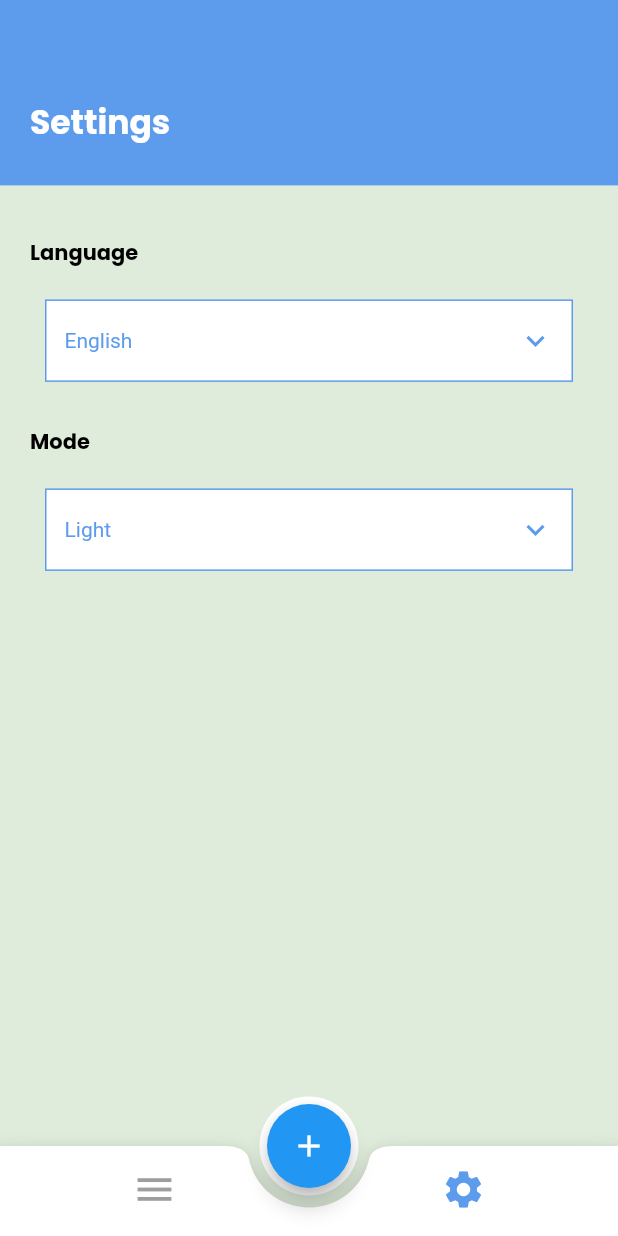
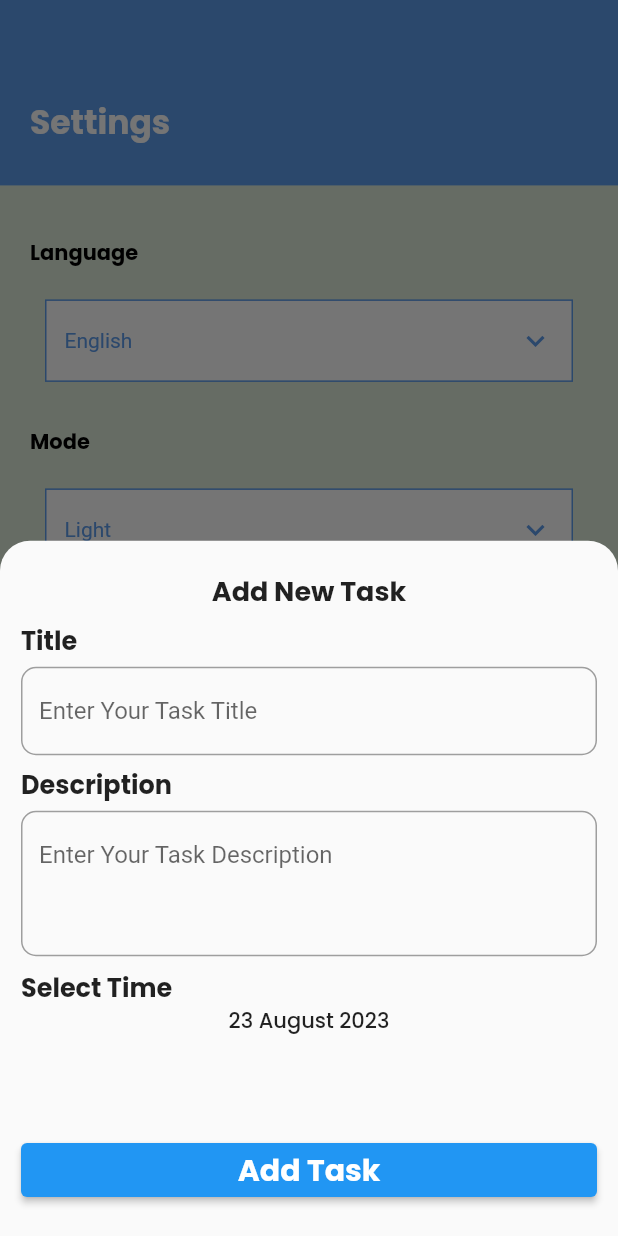
Before and after one commit to basmalahesham/todo_app_c9, a Flutter app: the screen it shows after launch, item 2 of the bottom bar chosen, after a tap on the "add" icon, on a phone screen of 412 x 824 dp. Run offline on Flutter 3.47's test engine with Material 2 defaults, Android fonts, the phone set to English and light mode, and no system bars; our stand-ins replace calendar_timeline, cloud_firestore, firebase_core, google_fonts; accounts and stored records are empty.

Commit message:
create todoApp

```diff
--- /dev/null
+++ b/lib/core/network_layer/firestore_utils.dart
@@ -0,0 +1,31 @@
+import 'package:cloud_firestore/cloud_firestore.dart';
+import 'package:todo_app/models/task_model.dart';
+
+class FirestoreUtils {
+  static CollectionReference getCollection() {
+    return FirebaseFirestore.instance
+        .collection(TaskModel.collectionName)
+        .withConverter<TaskModel>(
+          fromFirestore: (snapshot, _) =>
+              TaskModel.fromFireStore(snapshot.data()!),
+          toFirestore: (taskModel, _) => taskModel.toFireStore(),
+        );
+  }
+
+  static Future<void> addTask(TaskModel taskModel) async {
+    var collection = getCollection();
+    var doc = collection.doc();
+    taskModel.id = doc.id;
+    doc.set(taskModel);
+  }
+
+// Future<void> updateTask(TaskModel taskModel) async {
+//   await getCollection().doc(taskModel.id).update(taskModel.toFireStore());
+// }
+//
+// Future<void> deleteTask(TaskModel taskModel) async {
+//   await getCollection().doc(taskModel.id).delete();
+// }
+//
+// Future<List<TaskModel>> getTasks() async {}
+}
--- a/lib/layout/home_layout.dart
+++ b/lib/layout/home_layout.dart
@@ -1,10 +1,10 @@
 import 'package:flutter/material.dart';
+import 'package:todo_app/layout/widgets/show_add_task_bottom_sheet.dart';
 //import 'package:google_fonts/google_fonts.dart';
 import 'package:todo_app/moduls/settings/settings_view.dart';
 import 'package:todo_app/moduls/tasks_list/tasks_list_view.dart';
 
 class HomeLayoutView extends StatefulWidget {
-
   static const String routeName = 'home_layout';
 
   const HomeLayoutView({super.key});
@@ -14,6 +14,7 @@ class HomeLayoutView extends StatefulWidget {
 }
 
 class _HomeLayoutViewState extends State<HomeLayoutView> {
+  DateTime selectedDate = DateTime.now();
   int selectedIndex = 0;
   List<Widget> screens = [
     const TasksListView(),
@@ -41,7 +42,9 @@ class _HomeLayoutViewState extends State<HomeLayoutView> {
           color: Colors.white,
         ),
         child: FloatingActionButton(
-          onPressed: () {},
+          onPressed: () {
+            ShowAddTasksBottomSheet();
+          },
           tooltip: 'Increment',
           child: const Icon(Icons.add),
         ),
@@ -58,11 +61,26 @@ class _HomeLayoutViewState extends State<HomeLayoutView> {
             });
           },
           items: const [
-            BottomNavigationBarItem(icon: Icon(Icons.menu),label: "Home"),
-            BottomNavigationBarItem(icon: Icon(Icons.settings),label: "settings"),
+            BottomNavigationBarItem(icon: Icon(Icons.menu), label: "Home"),
+            BottomNavigationBarItem(
+                icon: Icon(Icons.settings), label: "settings"),
           ],
         ),
       ),
     );
   }
+
+  ShowAddTasksBottomSheet() {
+    showModalBottomSheet(
+      context: context,
+      //isScrollControlled: true,
+      shape: const RoundedRectangleBorder(
+        borderRadius: BorderRadius.only(
+          topLeft: Radius.circular(20),
+          topRight: Radius.circular(20),
+        ),
+      ),
+      builder: (context) => AddTaskBottomSheet(),
+    );
+  }
 }
--- /dev/null
+++ b/lib/layout/widgets/show_add_task_bottom_sheet.dart
@@ -0,0 +1,193 @@
+import 'package:flutter/material.dart';
+import 'package:google_fonts/google_fonts.dart';
+
+import '../../core/network_layer/firestore_utils.dart';
+import '../../models/task_model.dart';
+
+class AddTaskBottomSheet extends StatefulWidget {
+  const AddTaskBottomSheet({super.key});
+
+  @override
+  State<AddTaskBottomSheet> createState() => _AddTaskBottomSheetState();
+}
+
+class _AddTaskBottomSheetState extends State<AddTaskBottomSheet> {
+  var formKey = GlobalKey<FormState>();
+  TextEditingController titleController = TextEditingController();
+  TextEditingController descriptionController = TextEditingController();
+
+  //TextEditingController dueDateController = TextEditingController();
+  DateTime selectedDate = DateTime.now();
+
+  @override
+  Widget build(BuildContext context) {
+    var mediaQuery = MediaQuery.of(context).size;
+    return Padding(
+      padding: const EdgeInsets.symmetric(horizontal: 14, vertical: 20),
+      child: Form(
+        key: formKey,
+        child: Column(
+          crossAxisAlignment: CrossAxisAlignment.stretch,
+          children: [
+            Text(
+              "Add New Task",
+              textAlign: TextAlign.center,
+              style: GoogleFonts.poppins(
+                fontWeight: FontWeight.bold,
+                fontSize: 18,
+              ),
+            ),
+            const SizedBox(
+              height: 7,
+            ),
+            Text(
+              "Title",
+              style: GoogleFonts.poppins(
+                fontWeight: FontWeight.bold,
+                fontSize: 17,
+              ),
+            ),
+            const SizedBox(
+              height: 5,
+            ),
+            TextFormField(
+              controller: titleController,
+              validator: (value) {
+                if (value == null || value.trim().isEmpty) {
+                  return "Title can't be empty";
+                } else if (value.length < 10) {
+                  return "Title must be at least 10 characters";
+                } else {
+                  return null;
+                }
+              },
+              decoration: InputDecoration(
+                hintText: 'Enter Your Task Title',
+                focusedBorder: OutlineInputBorder(
+                  borderRadius: BorderRadius.circular(10),
+                  borderSide: const BorderSide(
+                    color: Colors.grey,
+                  ),
+                ),
+                enabledBorder: OutlineInputBorder(
+                  borderRadius: BorderRadius.circular(10),
+                  borderSide: const BorderSide(
+                    color: Colors.grey,
+                  ),
+                ),
+                errorBorder: OutlineInputBorder(
+                  borderRadius: BorderRadius.circular(10),
+                  borderSide: const BorderSide(
+                    color: Colors.red,
+                  ),
+                ),
+              ),
+            ),
+            const SizedBox(
+              height: 7,
+            ),
+            Text(
+              "Description",
+              style: GoogleFonts.poppins(
+                fontWeight: FontWeight.bold,
+                fontSize: 17,
+              ),
+            ),
+            const SizedBox(
+              height: 5,
+            ),
+            TextFormField(
+              controller: descriptionController,
+              validator: (value) {
+                if (value == null || value.trim().isEmpty) {
+                  return "Description can't be empty";
+                } else {
+                  return null;
+                }
+              },
+              minLines: 3,
+              maxLines: 3,
+              decoration: InputDecoration(
+                hintText: 'Enter Your Task Description',
+                focusedBorder: OutlineInputBorder(
+                  borderRadius: BorderRadius.circular(10),
+                  borderSide: const BorderSide(
+                    color: Colors.grey,
+                  ),
+                ),
+                enabledBorder: OutlineInputBorder(
+                  borderRadius: BorderRadius.circular(10),
+                  borderSide: const BorderSide(
+                    color: Colors.grey,
+                  ),
+                ),
+                errorBorder: OutlineInputBorder(
+                  borderRadius: BorderRadius.circular(10),
+                  borderSide: const BorderSide(
+                    color: Colors.red,
+                  ),
+                ),
+              ),
+            ),
+            const SizedBox(
+              height: 8,
+            ),
+            Text(
+              "Select Time",
+              style: GoogleFonts.poppins(
+                fontWeight: FontWeight.bold,
+                fontSize: 17,
+              ),
+            ),
+            InkWell(
+              onTap: () {
+                selectDateTime();
+              },
+              child: Text(
+                "23 August 2023",
+                textAlign: TextAlign.center,
+                style: GoogleFonts.poppins(
+                  fontWeight: FontWeight.w500,
+                  fontSize: 14,
+                ),
+              ),
+            ),
+            const Spacer(),
+            ElevatedButton(
+              onPressed: () {
+                if (formKey.currentState!.validate()) {
+                  TaskModel taskModel = TaskModel(
+                    title: titleController.text,
+                    description: descriptionController.text,
+                    isDone: false,
+                    dateTime: DateTime.now(),
+                    //dueDate: dueDateController.text,
+                  );
+                  FirestoreUtils.addTask(taskModel);
+                }
+              },
+              child: Text(
+                "Add Task",
+                style: GoogleFonts.poppins(
+                  fontWeight: FontWeight.bold,
+                  fontSize: 20,
+                ),
+              ),
+            ),
+          ],
+        ),
+      ),
+    );
+  }
+
+  selectDateTime() {
+    showDatePicker(
+      context: context,
+      initialDate: DateTime.now(),
+      firstDate: DateTime.now(),
+      lastDate: DateTime.now().add(
+        const Duration(days: 365),
+      ),
+    );
+  }
+}
--- /dev/null
+++ b/lib/models/task_model.dart
@@ -0,0 +1,30 @@
+class TaskModel {
+  static const String collectionName = "Tasks";
+  String? id;
+  String? title;
+  String? description;
+  bool? isDone;
+  DateTime? dateTime;
+
+  TaskModel(
+      {this.id, this.title, this.description, this.isDone, this.dateTime});
+
+  TaskModel.fromFireStore(Map<String, dynamic> json)
+      : this(
+          id: json['id'],
+          title: json['title'],
+          description: json['description'],
+          isDone: json['isDone'],
+          dateTime: DateTime.fromMillisecondsSinceEpoch(json['dateTime']),
+        );
+
+  Map<String, dynamic> toFireStore() {
+    return {
+      'id': id,
+      'title': title,
+      'description': description,
+      'isDone': isDone,
+      'dateTime': dateTime?.millisecondsSinceEpoch,
+    };
+  }
+}
```
